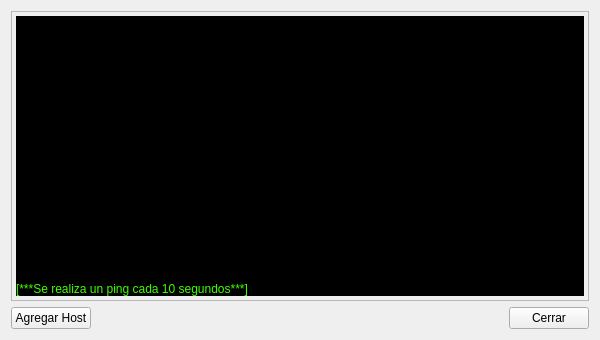
The window that src/Monitor.ui (amolinap/NetworkMonitor) describes before a commit, drawn with Qt 5.
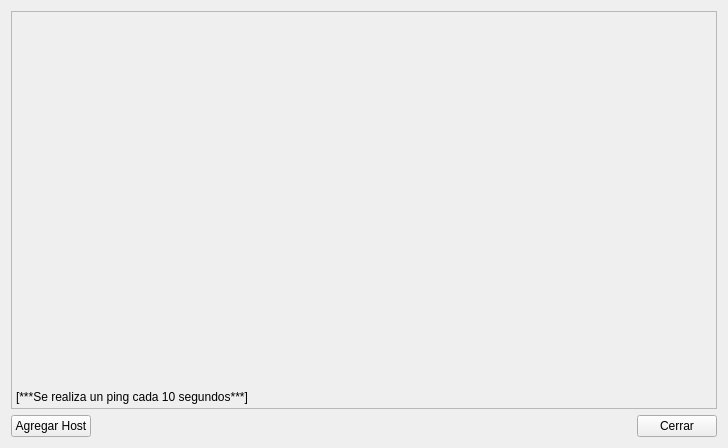
The same window after the commit.

```diff
--- a/src/Monitor.ui
+++ b/src/Monitor.ui
@@ -6,18 +6,15 @@
    <rect>
     <x>0</x>
     <y>0</y>
-    <width>600</width>
-    <height>340</height>
+    <width>728</width>
+    <height>448</height>
    </rect>
   </property>
   <property name="windowTitle">
    <string>Network Monitor</string>
   </property>
   <property name="styleSheet">
-   <string notr="true">QWidget#lwHosts 
-{
-    background-color: #000000;
-}</string>
+   <string notr="true"/>
   </property>
   <layout class="QVBoxLayout" name="verticalLayout">
    <item>
@@ -30,8 +27,8 @@
        <rect>
         <x>0</x>
         <y>0</y>
-        <width>574</width>
-        <height>272</height>
+        <width>702</width>
+        <height>380</height>
        </rect>
       </property>
       <layout class="QVBoxLayout" name="verticalLayout_2">
@@ -72,10 +69,7 @@
           </size>
          </property>
          <property name="styleSheet">
-          <string notr="true">color: #40FF00;
-font-size: 12px;
-font-weight: normal;
-background-color: #000000;</string>
+          <string notr="true"/>
          </property>
          <property name="text">
           <string>[***Se realiza un ping cada 10 segundos***]</string>
```
Left out of the diff: 2 changed lines with no effect on the pictures.
